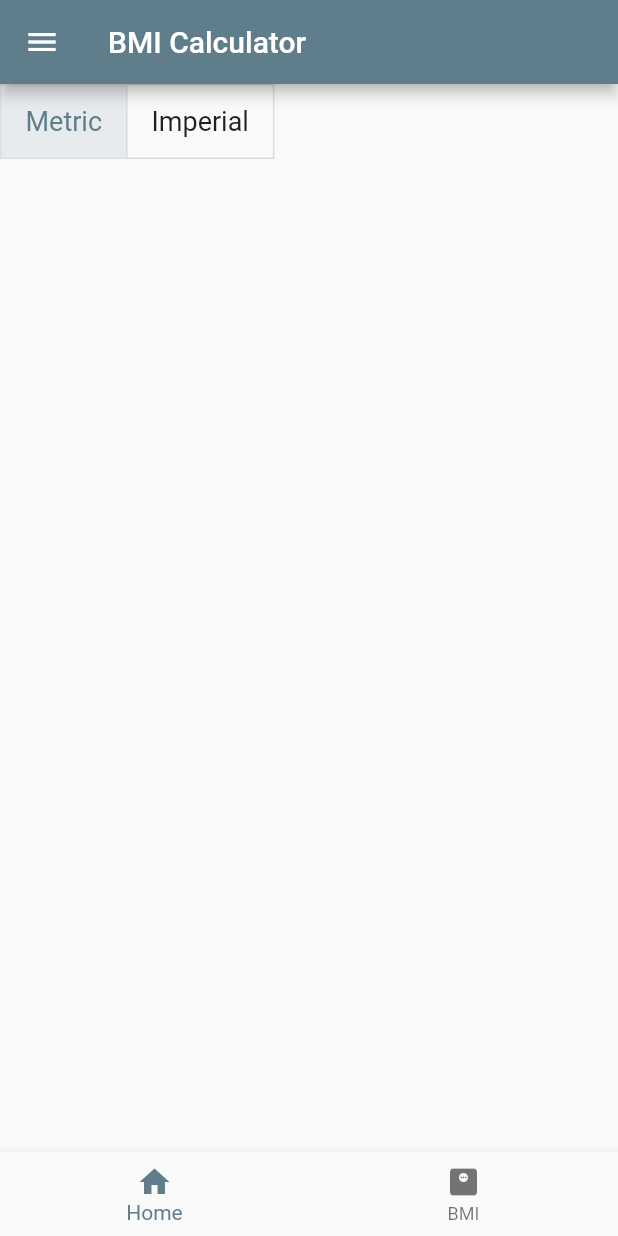
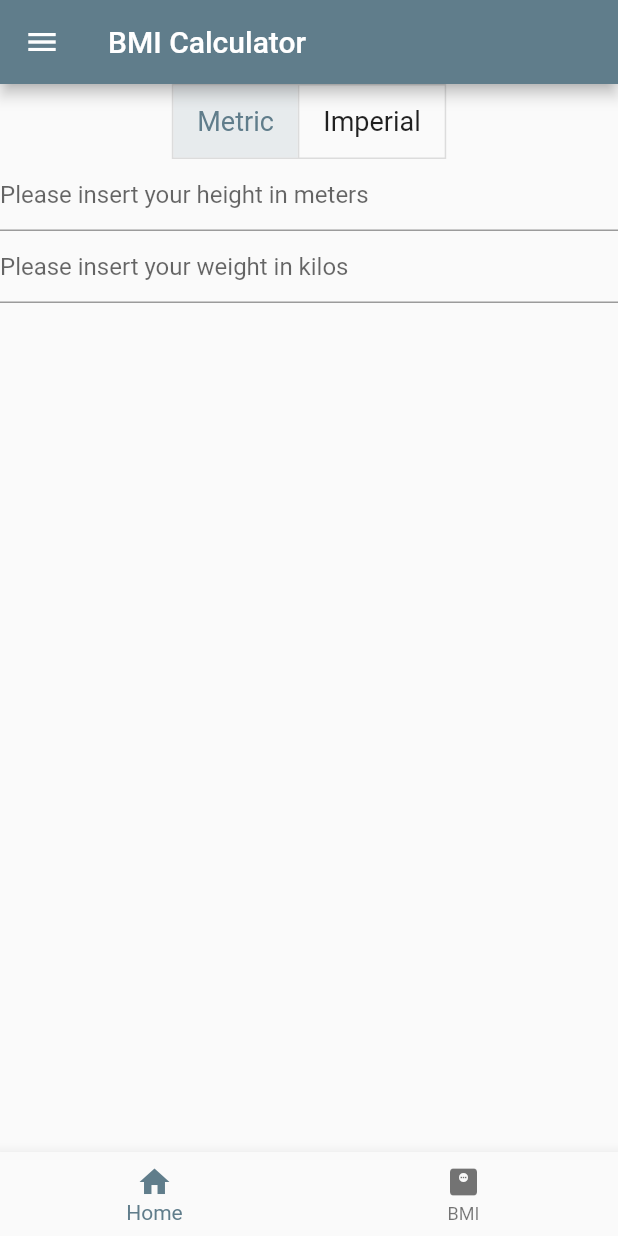
Before and after one commit to MillieNakiganda/FlutterSampleApp, a Flutter app: the BmiScreen screen opened by its route, on a phone screen of 412 x 824 dp. Run offline on Flutter 3.47's test engine with Material 2 defaults, Android fonts, the phone set to English and light mode, and no system bars.

Commit message:
ch: add Text Fields for height and weight

```diff
--- a/lib/screens/bmi_screen.dart
+++ b/lib/screens/bmi_screen.dart
@@ -10,6 +10,8 @@ class BmiScreen extends StatefulWidget {
 }
 
 class _BmiScreenState extends State<BmiScreen> {
+  final TextEditingController txtHeight = TextEditingController();
+  final TextEditingController txtWeight = TextEditingController();
   final double fontsize = 18;
   String result = '';
   bool isMetric = true;
@@ -17,16 +19,21 @@ class _BmiScreenState extends State<BmiScreen> {
   double? height;
   double? weight;
   late List<bool> isSelected;
+  late String heightMessage;
+  late String weightMessage;
 
   @override
   void initState() {
     isSelected = [isMetric, isImperial];
-    // TODO: implement initState
     super.initState();
   }
 
   @override
   Widget build(BuildContext context) {
+    heightMessage =
+        'Please insert your height in ${isMetric ? 'meters' : 'inches'}';
+    weightMessage =
+        'Please insert your weight in ${isMetric ? 'kilos' : 'pounds'}';
     return Scaffold(
         appBar: AppBar(title: const Text('BMI Calculator')),
         drawer: const MenuDrawer(),
@@ -50,6 +57,14 @@ class _BmiScreenState extends State<BmiScreen> {
                         style: TextStyle(fontSize: fontsize),
                       ))
                 ]),
+            TextField(
+                controller: txtHeight,
+                keyboardType: TextInputType.number,
+                decoration: InputDecoration(hintText: heightMessage)),
+            TextField(
+                controller: txtWeight,
+                keyboardType: TextInputType.number,
+                decoration: InputDecoration(hintText: weightMessage))
           ],
         ));
   }
```
